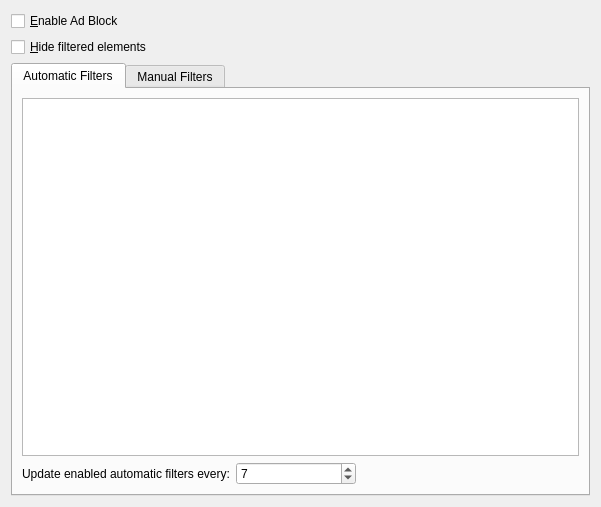
Above: messageviewer/adblock/ui/settings_adblock.ui from KDE/kdepim before the change. Below: the same form after it.
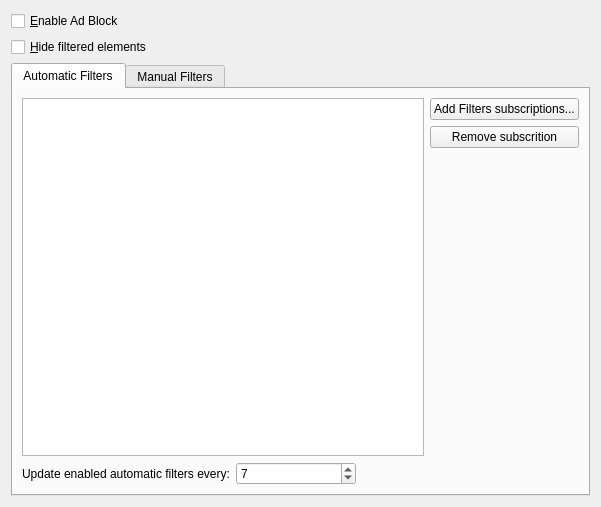
That is the form after the change. Custom widgets are drawn as their Qt base class.

Commit message: improve adblock support

What changed in the file:
```diff
--- a/messageviewer/adblock/ui/settings_adblock.ui
+++ b/messageviewer/adblock/ui/settings_adblock.ui
@@ -37,11 +37,38 @@
       <attribute name="title">
        <string>Automatic Filters</string>
       </attribute>
-      <layout class="QVBoxLayout" name="verticalLayout_3">
-       <item>
+      <layout class="QGridLayout" name="gridLayout">
+       <item row="0" column="0" rowspan="3">
         <widget class="QListWidget" name="automaticFiltersListWidget"/>
        </item>
-       <item>
+       <item row="0" column="1">
+        <widget class="QPushButton" name="addFilters">
+         <property name="text">
+          <string>Add Filters subscriptions...</string>
+         </property>
+        </widget>
+       </item>
+       <item row="1" column="1">
+        <widget class="QPushButton" name="removeSubscription">
+         <property name="text">
+          <string>Remove subscrition</string>
+         </property>
+        </widget>
+       </item>
+       <item row="2" column="1">
+        <spacer name="verticalSpacer">
+         <property name="orientation">
+          <enum>Qt::Vertical</enum>
+         </property>
+         <property name="sizeHint" stdset="0">
+          <size>
+           <width>20</width>
+           <height>301</height>
+          </size>
+         </property>
+        </spacer>
+       </item>
+       <item row="3" column="0">
         <layout class="QHBoxLayout" name="horizontalLayout_3">
          <item>
           <widget class="QLabel" name="label_3">
```
The commit also changes 13 other files.
